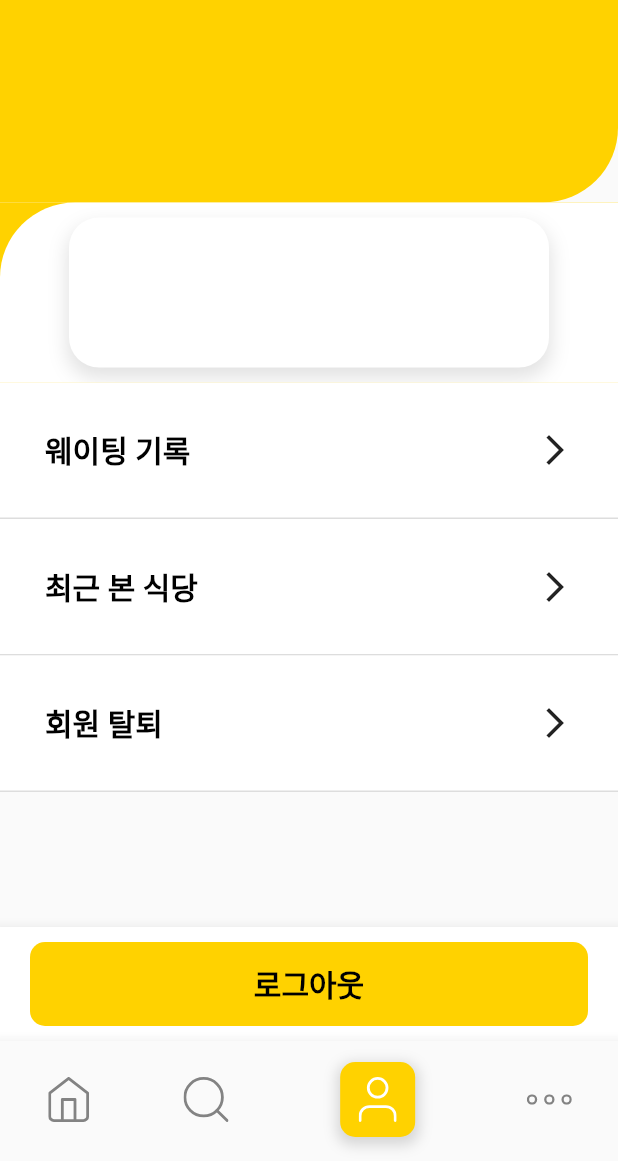
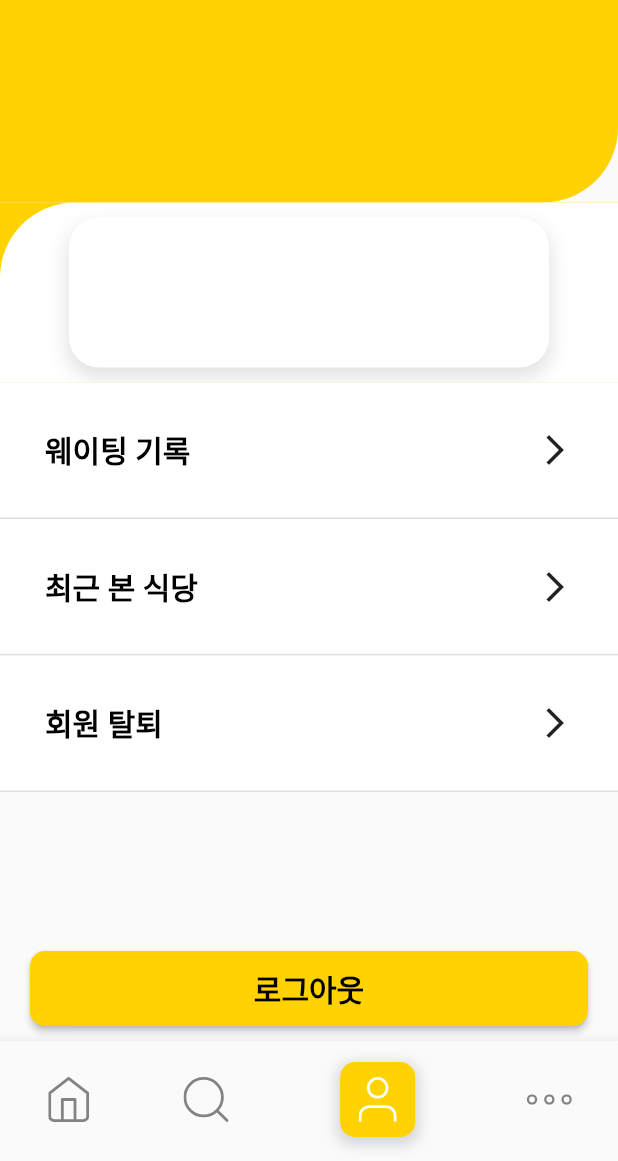
Before and after one commit to SuhyungK/Simollu, a Flutter app: the screen it shows after launch, item 3 of the bottom bar chosen, after a tap on "로그아웃", on a phone screen of 412 x 824 dp, the part 75-1236 px from its top. Run offline on Flutter 3.47's test engine with Material 2 defaults, Android fonts, the phone set to English and light mode, and no system bars; our stand-ins replace flutter_svg, get.

```diff
--- a/simollu_front/lib/views/my_page.dart
+++ b/simollu_front/lib/views/my_page.dart
@@ -187,12 +187,14 @@ class MyPageState extends State<MyPage> with SingleTickerProviderStateMixin {
           ),
         ],
       ),
-      bottomNavigationBar: BottomAppBar(
-        child: Padding(
+      bottomNavigationBar: Padding(
         padding: EdgeInsets.symmetric(horizontal: 20, vertical: 10),
-          child: TextButton(
-              onPressed: () {},
+        child: ElevatedButton(
+          onPressed: () {
+            print('로그아웃');
+          },
           style: ButtonStyle(
+            splashFactory: NoSplash.splashFactory,
             alignment: Alignment.center,
             backgroundColor: MaterialStateProperty.all(
               Color(0xFFFFD200),
@@ -204,7 +206,7 @@ class MyPageState extends State<MyPage> with SingleTickerProviderStateMixin {
             ),
           ),
           child: Padding(
-                padding: EdgeInsets.all(5),
+            padding: EdgeInsets.symmetric(vertical: 10),
             child: Text(
               '로그아웃',
               style: TextStyle(
@@ -213,7 +215,7 @@ class MyPageState extends State<MyPage> with SingleTickerProviderStateMixin {
                 fontWeight: FontWeight.bold,
               ),
             ),
-              )),
+          ),
         ),
       ),
     );
```
Also changed, not shown: 1 other file. Lines whose indentation alone changed are shown as unchanged.
